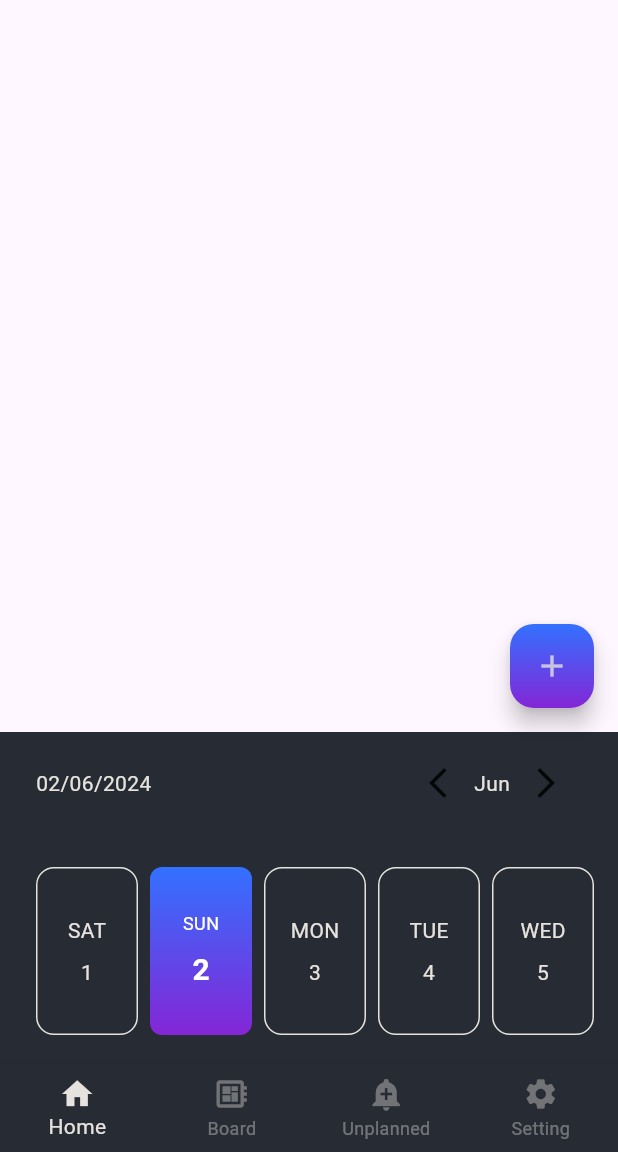
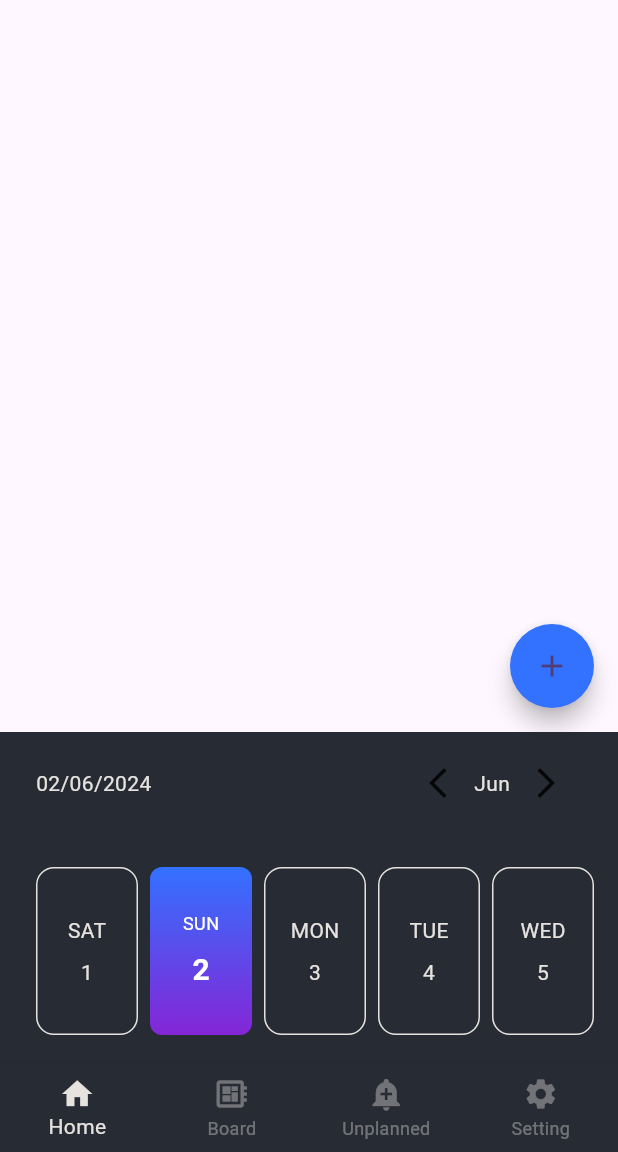
Before and after one commit to javadakbari82/TickTask, a Flutter app: the screen it shows after launch, on a phone screen of 412 x 824 dp, the part 84-1236 px from its top. Run offline on Flutter 3.47's test engine with Material 3 defaults, Android fonts, the light colour scheme and no system bars; drawn by our look-alikes of easy_date_timeline, flutter_speed_dial; our stand-ins replace get, isar, timelines; accounts and stored records are empty; generated files the repository leaves out were written again.

Commit message:
Speed_Dial added for floating action button

```diff
--- a/lib/feature/home_screen/presentation/Methods/time_line_method.dart
+++ b/lib/feature/home_screen/presentation/Methods/time_line_method.dart
@@ -21,11 +21,21 @@ FixedTimeline buildFixedTimeline(HomeController controller) {
           padding: const EdgeInsets.all(8.0),
           child: Column(
             crossAxisAlignment: CrossAxisAlignment.start,
-            mainAxisAlignment: MainAxisAlignment.end,
+            mainAxisAlignment: MainAxisAlignment.center,
             children: [
               Text(
                 task.name!,
                 style: const TextStyle(color: Colors.white, fontSize: 20),
+              ),
+              const SizedBox(
+                height: 2,
+              ),
+              Text(
+                task.describe!,
+                style: const TextStyle(color: Colors.white, fontSize: 15),
+              ),
+              const SizedBox(
+                height: 3,
               ),
               Row(
                 children: [
--- a/lib/feature/home_screen/presentation/home_screen.dart
+++ b/lib/feature/home_screen/presentation/home_screen.dart
@@ -1,4 +1,5 @@
 import 'package:flutter/material.dart';
+import 'package:flutter_speed_dial/flutter_speed_dial.dart';
 import 'package:get/get.dart';
 import 'package:ticktask/colors.dart';
 import 'package:ticktask/feature/home_screen/presentation/widgets/bottom_navigation_widget.dart';
@@ -48,36 +49,88 @@ class HomeScreen extends GetView<HomeController> {
           ),
         ),
       ),
-      floatingActionButton: FloatingActionButton(
-        child: Container(
-          width: double.infinity,
-          height: double.infinity,
-          decoration: const BoxDecoration(
-            borderRadius: BorderRadius.all(Radius.circular(16)),
-            gradient: LinearGradient(
-                begin: Alignment.topCenter,
-                end: Alignment.bottomCenter,
-                colors: GradiantColors.selectedDay),
+      floatingActionButton: SpeedDial(
+        icon: Icons.add,
+        activeIcon: Icons.close,
+        visible: true,
+        closeManually: false,
+        renderOverlay: true,
+        overlayOpacity: 0.6,
+        overlayColor: const Color.fromARGB(255, 26, 27, 31),
+        shape: const CircleBorder(),
+        gradientBoxShape: BoxShape.values.last,
+        gradient: const LinearGradient(
+          colors: GradiantColors.selectedDay,
+          begin: Alignment.topCenter,
+          end: Alignment.bottomCenter,
+        ),
+        childPadding: const EdgeInsets.fromLTRB(2, 8, 8, 8),
+        children: [
+          SpeedDialChild(
+            child: const Icon(
+              Icons.task_outlined,
+              color: Colors.white,
+            ),
+            backgroundColor: Colors.blue,
+            label: 'Task',
+            labelStyle: const TextStyle(color: Colors.white),
+            labelBackgroundColor: const Color.fromARGB(255, 33, 150, 243),
+            onTap: () => print('First option selected'),
           ),
-          child: const Icon(
-            Icons.add,
-            color: SolidColors.actionsAppBarrColor,
+          SpeedDialChild(
+            child: const Icon(
+              Icons.note_alt_outlined,
+              color: Colors.white,
+            ),
+            backgroundColor: Colors.blue,
+            label: 'Note',
+            labelStyle: const TextStyle(color: Colors.white),
+            labelBackgroundColor: const Color.fromARGB(255, 33, 150, 243),
+            onTap: () => print('First option selected'),
           ),
-        ),
-        onPressed: () {
-          // var task = TaskSchema()
-          //   ..name = "task2"
-          //   ..describe = "desc 2"
-          //   ..dateTime = controller.selectedTime
-          //   ..isDone = false
-          //   ..isCancel = false
-          //   ..id = Isar.autoIncrement
-          //   ..reminder = true
-          //   ..isNote = false
-          //   ..priority = 1;
-          // controller.insertTask(task);
-        },
+          SpeedDialChild(
+            child: const Icon(
+              Icons.loop_outlined,
+              color: Colors.white,
+            ),
+            backgroundColor: Colors.blue,
+            label: 'Repeating',
+            labelStyle: const TextStyle(color: Colors.white),
+            labelBackgroundColor: const Color.fromARGB(255, 33, 150, 243),
+            onTap: () => print('First option selected'),
+          ),
+        ],
       ),
+      // FloatingActionButton(
+      //   child: Container(
+      //     width: double.infinity,
+      //     height: double.infinity,
+      //     decoration: const BoxDecoration(
+      //       borderRadius: BorderRadius.all(Radius.circular(16)),
+      //       gradient: LinearGradient(
+      //           begin: Alignment.topCenter,
+      //           end: Alignment.bottomCenter,
+      //           colors: GradiantColors.selectedDay),
+      //     ),
+      //     child: const Icon(
+      //       Icons.add,
+      //       color: SolidColors.actionsAppBarrColor,
+      //     ),
+      //   ),
+      //   onPressed: () {
+      //     // var task = TaskSchema()
+      //     //   ..name = "task2"
+      //     //   ..describe = "desc 2"
+      //     //   ..dateTime = controller.selectedTime
+      //     //   ..isDone = false
+      //     //   ..isCancel = false
+      //     //   ..id = Isar.autoIncrement
+      //     //   ..reminder = true
+      //     //   ..isNote = false
+      //     //   ..priority = 1;
+      //     // controller.insertTask(task);
+      //   },
+      // ),
       bottomNavigationBar: Column(
         mainAxisSize: MainAxisSize.min,
         children: [
--- a/lib/main.dart
+++ b/lib/main.dart
@@ -42,7 +42,10 @@ class MyApp extends StatelessWidget {
       //       .copyWith(background: SolidColors.mainBodyColor),
       // ),
       getPages: [
-        GetPage(name: "/home", page: () => HomeScreen(), binding: HomeBinding())
+        GetPage(
+            name: "/home",
+            page: () => const HomeScreen(),
+            binding: HomeBinding())
       ],
       initialRoute: "/home",
       // initialBinding: HomeBinding(),
--- a/pubspec.yaml
+++ b/pubspec.yaml
@@ -41,6 +41,7 @@ dependencies:
   path_provider: ^2.1.3
   easy_date_timeline: ^1.1.3
   timelines: ^0.1.0
+  flutter_speed_dial: ^7.0.0
 dev_dependencies:
   flutter_test:
     sdk: flutter
```
Also changed, not shown: pubspec.lock.
